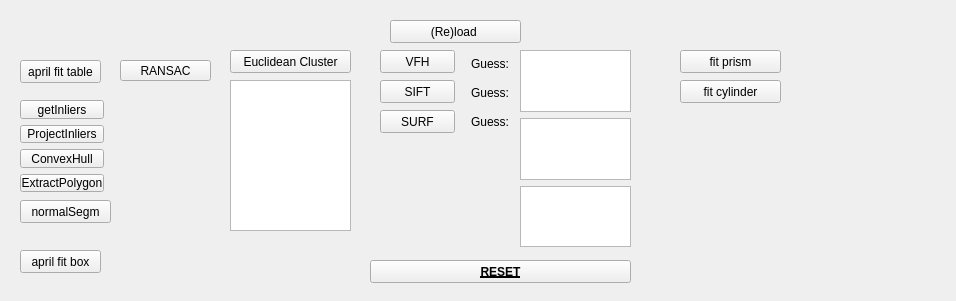
robocomp/perception, file components/objectDetectionTester/src/guiDlg.ui: the form before one commit.
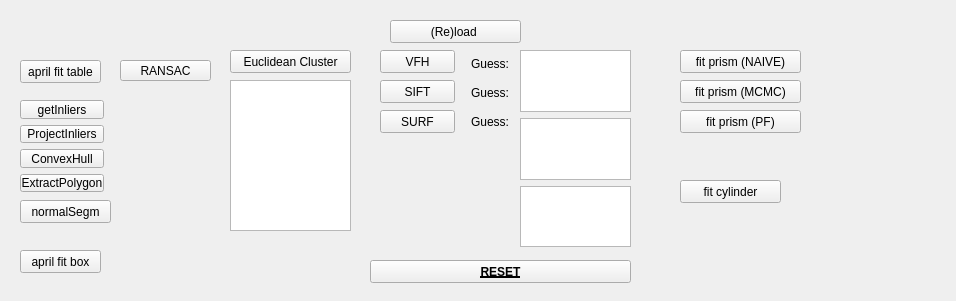
The form after the commit.

What changed in the file:
```diff
--- a/components/objectDetectionTester/src/guiDlg.ui
+++ b/components/objectDetectionTester/src/guiDlg.ui
@@ -30,7 +30,7 @@
    <property name="geometry">
     <rect>
      <x>680</x>
-     <y>80</y>
+     <y>180</y>
      <width>101</width>
      <height>23</height>
     </rect>
@@ -164,12 +164,12 @@
     <rect>
      <x>680</x>
      <y>50</y>
-     <width>101</width>
+     <width>121</width>
      <height>23</height>
     </rect>
    </property>
    <property name="text">
-    <string>fit prism</string>
+    <string>fit prism (NAIVE)</string>
    </property>
   </widget>
   <widget class="QPushButton" name="reset_button">
@@ -285,6 +285,32 @@
     <string>april fit box</string>
    </property>
   </widget>
+  <widget class="QPushButton" name="fit_prism_mcmc_button">
+   <property name="geometry">
+    <rect>
+     <x>680</x>
+     <y>80</y>
+     <width>121</width>
+     <height>23</height>
+    </rect>
+   </property>
+   <property name="text">
+    <string>fit prism (MCMC)</string>
+   </property>
+  </widget>
+  <widget class="QPushButton" name="fit_prism_pf_button">
+   <property name="geometry">
+    <rect>
+     <x>680</x>
+     <y>110</y>
+     <width>121</width>
+     <height>23</height>
+    </rect>
+   </property>
+   <property name="text">
+    <string>fit prism (PF)</string>
+   </property>
+  </widget>
  </widget>
  <resources/>
  <connections/>
```
Left out of the diff: 2 changed lines with no effect on the pictures.
